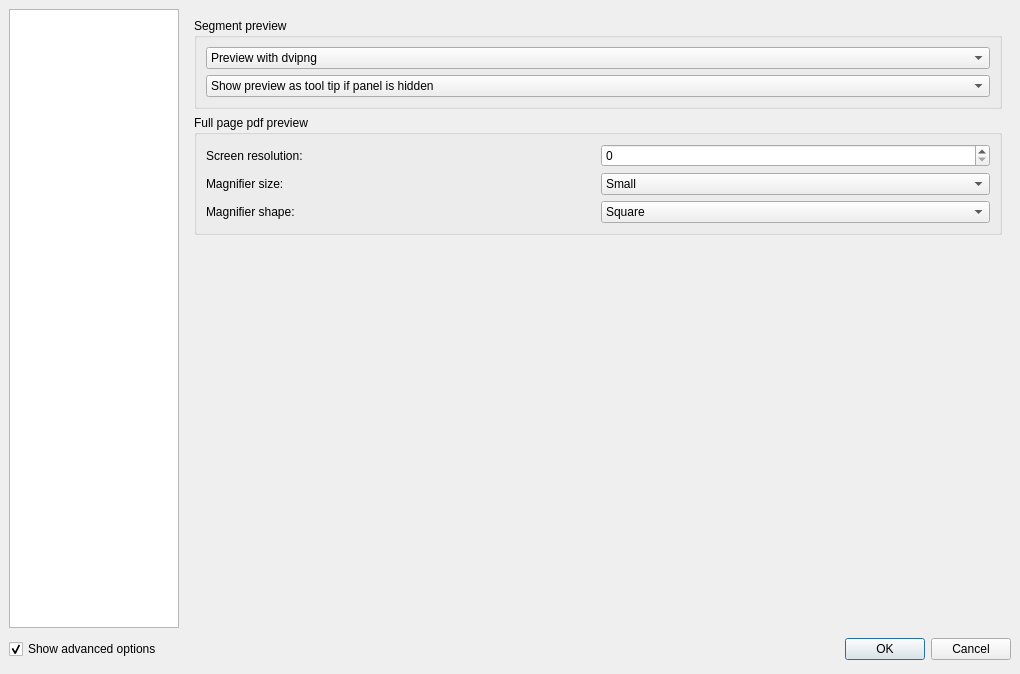
Above: configdialog.ui from svn2github/texstudio-trunk before the change. Below: the same form after it.
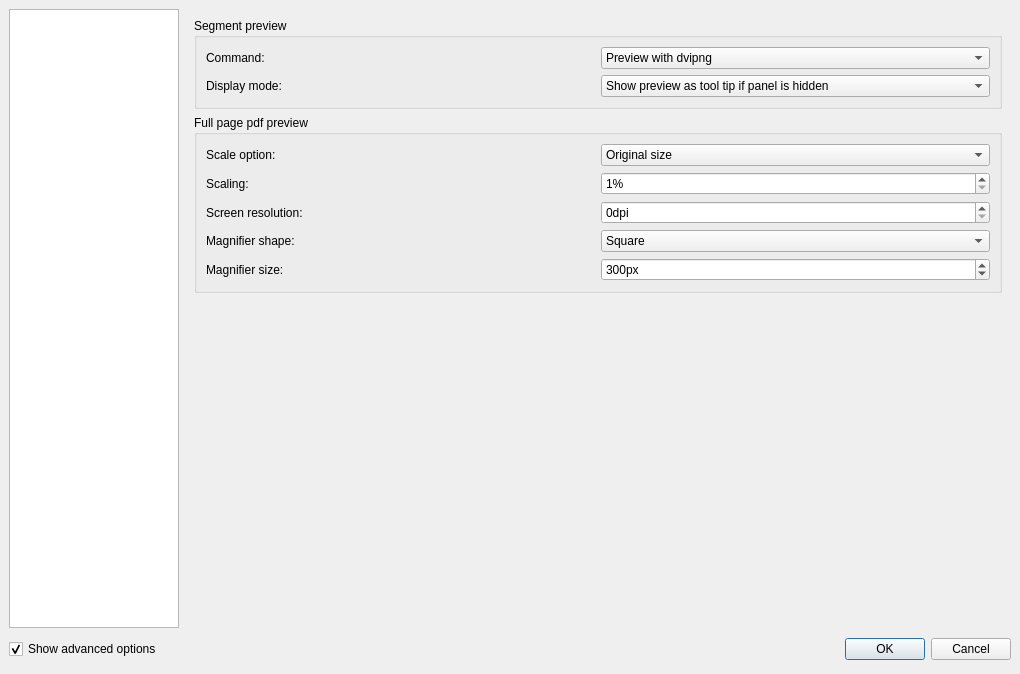
That is the form after the change. The open tabs and pages were chosen to show the change. Icons and pictures are not drawn.

Commit message: reordered config dialog

Patch:
```diff
--- a/configdialog.ui
+++ b/configdialog.ui
@@ -1574,8 +1574,8 @@
          <property name="title">
           <string>Segment preview</string>
          </property>
-         <layout class="QVBoxLayout" name="verticalLayout_2">
-          <item>
+         <layout class="QGridLayout" name="gridLayout_5">
+          <item row="0" column="1">
            <widget class="QComboBox" name="comboBoxDvi2PngMode">
             <property name="advancedOption" stdset="0">
              <bool>false</bool>
@@ -1597,7 +1597,7 @@
             </item>
            </widget>
           </item>
-          <item>
+          <item row="1" column="1">
            <widget class="QComboBox" name="comboBoxPreviewMode">
             <property name="advancedOption" stdset="0">
              <bool>true</bool>
@@ -1624,6 +1624,20 @@
             </item>
            </widget>
           </item>
+          <item row="0" column="0">
+           <widget class="QLabel" name="label_31">
+            <property name="text">
+             <string>Command:</string>
+            </property>
+           </widget>
+          </item>
+          <item row="1" column="0">
+           <widget class="QLabel" name="label_32">
+            <property name="text">
+             <string>Display mode:</string>
+            </property>
+           </widget>
+          </item>
          </layout>
         </widget>
        </item>
@@ -1633,51 +1647,93 @@
           <string>Full page pdf preview</string>
          </property>
          <layout class="QGridLayout" name="gridLayout_4">
-          <item row="0" column="0">
+          <item row="2" column="0">
            <widget class="QLabel" name="label_27">
             <property name="text">
              <string>Screen resolution:</string>
             </property>
            </widget>
           </item>
-          <item row="0" column="1">
-           <widget class="QSpinBox" name="spinBox"/>
+          <item row="2" column="1">
+           <widget class="QSpinBox" name="spinBoxPreviewDPI">
+            <property name="suffix">
+             <string>dpi</string>
+            </property>
+           </widget>
           </item>
-          <item row="1" column="0">
+          <item row="4" column="0">
            <widget class="QLabel" name="label_25">
             <property name="text">
              <string>Magnifier size:</string>
             </property>
            </widget>
           </item>
+          <item row="0" column="0">
+           <widget class="QLabel" name="label_28">
+            <property name="text">
+             <string>Scale option:</string>
+            </property>
+           </widget>
+          </item>
+          <item row="1" column="0">
+           <widget class="QLabel" name="label_29">
+            <property name="text">
+             <string>Scaling:</string>
+            </property>
+           </widget>
+          </item>
+          <item row="0" column="1">
+           <widget class="QComboBox" name="comboBoxPreviewScale">
+            <item>
+             <property name="text">
+              <string>Original size</string>
+             </property>
+            </item>
+            <item>
+             <property name="text">
+              <string>Fit to window width</string>
+             </property>
+            </item>
+            <item>
+             <property name="text">
+              <string>Fit to window size</string>
+             </property>
+            </item>
+            <item>
+             <property name="text">
+              <string>Scaled size</string>
+             </property>
+            </item>
+           </widget>
+          </item>
           <item row="1" column="1">
-           <widget class="QComboBox" name="comboBox">
-            <item>
-             <property name="text">
-              <string>Small</string>
-             </property>
-            </item>
-            <item>
-             <property name="text">
-              <string>Normal</string>
-             </property>
-            </item>
-            <item>
-             <property name="text">
-              <string>Large</string>
-             </property>
-            </item>
+           <widget class="QSpinBox" name="spinBoxPreviewScale">
+            <property name="sizePolicy">
+             <sizepolicy hsizetype="Minimum" vsizetype="Fixed">
+              <horstretch>0</horstretch>
+              <verstretch>0</verstretch>
+             </sizepolicy>
+            </property>
+            <property name="suffix">
+             <string>%</string>
+            </property>
+            <property name="minimum">
+             <number>1</number>
+            </property>
+            <property name="maximum">
+             <number>10000</number>
+            </property>
            </widget>
           </item>
-          <item row="2" column="0">
+          <item row="3" column="0">
            <widget class="QLabel" name="label_26">
             <property name="text">
              <string>Magnifier shape:</string>
             </property>
            </widget>
           </item>
-          <item row="2" column="1">
-           <widget class="QComboBox" name="comboBox_2">
+          <item row="3" column="1">
+           <widget class="QComboBox" name="comboBoxPreviewMagnifierShape">
             <item>
              <property name="text">
               <string>Square</string>
@@ -1690,6 +1746,28 @@
             </item>
            </widget>
           </item>
+          <item row="4" column="1">
+           <widget class="QSpinBox" name="spinBoxPreviewMagnifierSize">
+            <property name="suffix">
+             <string>px</string>
+            </property>
+            <property name="prefix">
+             <string/>
+            </property>
+            <property name="minimum">
+             <number>50</number>
+            </property>
+            <property name="maximum">
+             <number>10000</number>
+            </property>
+            <property name="singleStep">
+             <number>50</number>
+            </property>
+            <property name="value">
+             <number>300</number>
+            </property>
+           </widget>
+          </item>
          </layout>
         </widget>
        </item>
```
Left out of the diff: 331 changed lines with no effect on the pictures. The commit also changes 4 other files.
